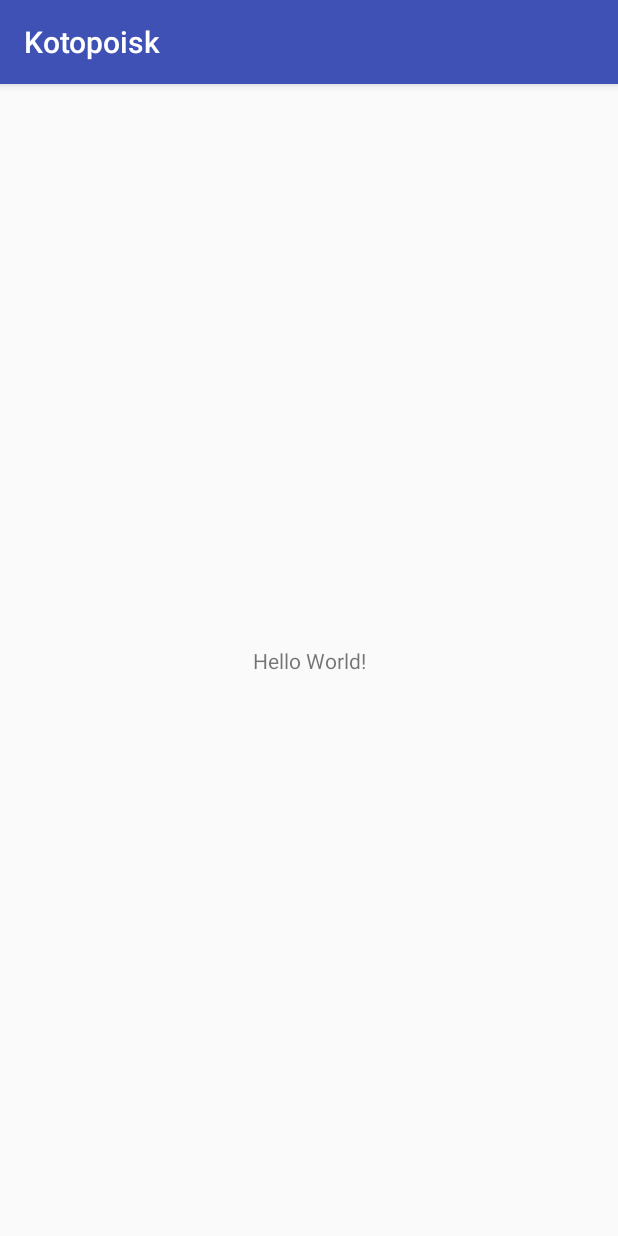
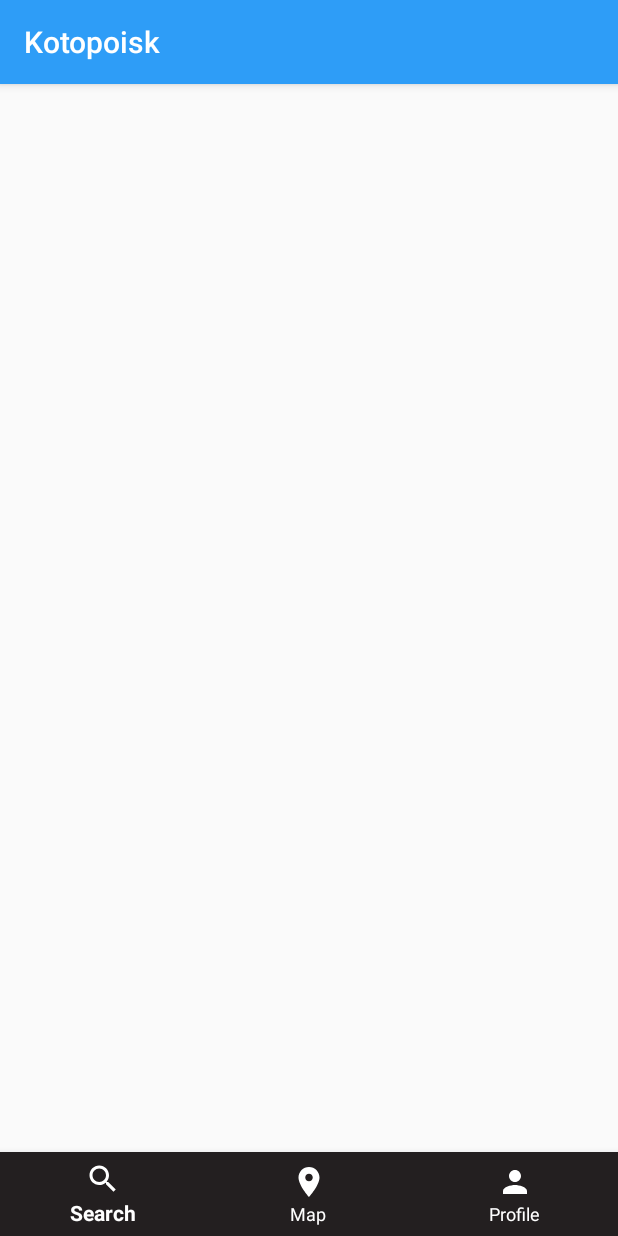
Before and after one commit to IrinaMank/kotopoisk, an Android app: the screen it shows after launch (MainActivity), on a phone screen of 412 x 824 dp. Run offline under Robolectric (Android 15) with nearby library versions, the phone set to English and light mode, and no system bars; libraries missing offline, so code that uses them is left out: org.slf4j; 2 statements that could not run were skipped.

Commit message:
Made edits

```diff
--- /dev/null
+++ b/app/src/main/java/com/example/zapir/kotopoisk/BaseActivity.kt
@@ -0,0 +1,38 @@
+package com.example.zapir.kotopoisk
+
+import android.annotation.SuppressLint
+import android.os.Bundle
+import android.support.v7.app.AppCompatActivity
+import org.slf4j.LoggerFactory
+
+@SuppressLint("Registered")
+open class BaseActivity : AppCompatActivity() {
+
+    val logger = LoggerFactory.getLogger(this.javaClass.simpleName)
+
+    override fun onCreate(savedInstanceState: Bundle?) {
+        super.onCreate(savedInstanceState)
+        logger.info("onCreate")
+    }
+
+    override fun onStart() {
+        super.onStart()
+        logger.info("onStart")
+    }
+
+    override fun onPause() {
+        super.onPause()
+        logger.info("onPause")
+    }
+
+    override fun onStop() {
+        super.onStop()
+        logger.info("onStop")
+    }
+
+    override fun onDestroy() {
+        super.onDestroy()
+        logger.info("onDestroy")
+    }
+
+}
--- /dev/null
+++ b/app/src/main/res/drawable/ic_location.xml
@@ -0,0 +1,5 @@
+<vector android:height="24dp" android:tint="#FFFFFF"
+    android:viewportHeight="24.0" android:viewportWidth="24.0"
+    android:width="24dp" xmlns:android="http://schemas.android.com/apk/res/android">
+    <path android:fillColor="#FF000000" android:pathData="M12,2C8.13,2 5,5.13 5,9c0,5.25 7,13 7,13s7,-7.75 7,-13c0,-3.87 -3.13,-7 -7,-7zM12,11.5c-1.38,0 -2.5,-1.12 -2.5,-2.5s1.12,-2.5 2.5,-2.5 2.5,1.12 2.5,2.5 -1.12,2.5 -2.5,2.5z"/>
+</vector>
--- /dev/null
+++ b/app/src/main/res/drawable/ic_person.xml
@@ -0,0 +1,5 @@
+<vector android:height="24dp" android:tint="#FFFFFF"
+    android:viewportHeight="24.0" android:viewportWidth="24.0"
+    android:width="24dp" xmlns:android="http://schemas.android.com/apk/res/android">
+    <path android:fillColor="#FF000000" android:pathData="M12,12c2.21,0 4,-1.79 4,-4s-1.79,-4 -4,-4 -4,1.79 -4,4 1.79,4 4,4zM12,14c-2.67,0 -8,1.34 -8,4v2h16v-2c0,-2.66 -5.33,-4 -8,-4z"/>
+</vector>
--- /dev/null
+++ b/app/src/main/res/drawable/ic_search.xml
@@ -0,0 +1,10 @@
+<vector xmlns:android="http://schemas.android.com/apk/res/android"
+    android:width="24dp"
+    android:height="24dp"
+    android:tint="#FFFFFF"
+    android:viewportHeight="24.0"
+    android:viewportWidth="24.0">
+    <path
+        android:fillColor="#FF000000"
+        android:pathData="M15.5,14h-0.79l-0.28,-0.27C15.41,12.59 16,11.11 16,9.5 16,5.91 13.09,3 9.5,3S3,5.91 3,9.5 5.91,16 9.5,16c1.61,0 3.09,-0.59 4.23,-1.57l0.27,0.28v0.79l5,4.99L20.49,19l-4.99,-5zM9.5,14C7.01,14 5,11.99 5,9.5S7.01,5 9.5,5 14,7.01 14,9.5 11.99,14 9.5,14z" />
+</vector>
--- a/app/src/main/res/layout/activity_main.xml
+++ b/app/src/main/res/layout/activity_main.xml
@@ -1,18 +1,24 @@
 <?xml version="1.0" encoding="utf-8"?>
-<android.support.constraint.ConstraintLayout xmlns:android="http://schemas.android.com/apk/res/android"
+<FrameLayout xmlns:android="http://schemas.android.com/apk/res/android"
     xmlns:app="http://schemas.android.com/apk/res-auto"
     xmlns:tools="http://schemas.android.com/tools"
     android:layout_width="match_parent"
     android:layout_height="match_parent"
     tools:context=".MainActivity">
 
-    <TextView
-        android:layout_width="wrap_content"
+    <FrameLayout
+        android:id="@+id/container"
+        android:layout_width="match_parent"
+        android:layout_height="match_parent" />
+
+    <android.support.design.widget.BottomNavigationView
+        android:id="@+id/navigation_view"
+        android:layout_width="match_parent"
         android:layout_height="wrap_content"
-        android:text="Hello World!"
-        app:layout_constraintBottom_toBottomOf="parent"
-        app:layout_constraintLeft_toLeftOf="parent"
-        app:layout_constraintRight_toRightOf="parent"
-        app:layout_constraintTop_toTopOf="parent" />
+        android:layout_gravity="bottom"
+        app:itemBackground="@color/colorPrimaryDark"
+        app:itemIconTint="@color/crystalWhite"
+        app:itemTextColor="@color/crystalWhite"
+        app:menu="@menu/navigation" />
 
-</android.support.constraint.ConstraintLayout>
+</FrameLayout>
--- /dev/null
+++ b/app/src/main/res/menu/navigation.xml
@@ -0,0 +1,21 @@
+<?xml version="1.0" encoding="utf-8"?>
+<menu xmlns:android="http://schemas.android.com/apk/res/android"
+    android:layout_width="match_parent"
+    android:layout_height="match_parent">
+
+    <item
+        android:id="@+id/navigation_search"
+        android:icon="@drawable/ic_search"
+        android:title="@string/item_string_search" />
+
+    <item
+        android:id="@+id/navigation_map"
+        android:icon="@drawable/ic_location"
+        android:title="@string/item_string_map" />
+
+    <item
+        android:id="@+id/navigation_profile"
+        android:icon="@drawable/ic_person"
+        android:title="@string/item_string_profile" />
+
+</menu>
--- a/app/src/main/res/values/colors.xml
+++ b/app/src/main/res/values/colors.xml
@@ -1,6 +1,14 @@
 <?xml version="1.0" encoding="utf-8"?>
 <resources>
-    <color name="colorPrimary">#3F51B5</color>
+    <!-- <color name="colorPrimary">#3F51B5</color>
     <color name="colorPrimaryDark">#303F9F</color>
-    <color name="colorAccent">#FF4081</color>
+    <color name="colorAccent">#FF4081</color> -->
+
+    <color name="colorPrimary">#2e9df7</color>
+    <color name="colorPrimaryDark">#231f20</color>
+    <color name="colorAccent">#ffc907</color>
+
+    <color name="crystalWhite">#ffffff</color>
+    <color name="darkWhite">#aaaaaa</color>
+
 </resources>
--- a/app/src/main/res/values/strings.xml
+++ b/app/src/main/res/values/strings.xml
@@ -1,3 +1,9 @@
 <resources>
     <string name="app_name">Kotopoisk</string>
+    <string name="item_string_search">Search</string>
+    <string name="item_string_map">Map</string>
+    <string name="item_string_profile">Profile</string>
+    <string name="toolbar_string_map">Map</string>
+    <string name="toolbar_string_search">Search</string>
+    <string name="toolbar_string_profile">Profile</string>
 </resources>
--- a/build.gradle
+++ b/build.gradle
@@ -7,7 +7,7 @@ buildscript {
         jcenter()
     }
     dependencies {
-        classpath 'com.android.tools.build:gradle:3.1.2'
+        classpath 'com.android.tools.build:gradle:3.1.3'
         classpath "org.jetbrains.kotlin:kotlin-gradle-plugin:$kotlin_version"
 
         // NOTE: Do not place your application dependencies here; they belong
```
Also changed, not shown: app/build.gradle (+8 -3 lines), app/src/main/AndroidManifest.xml (+20 -1 lines), app/src/main/java/com/example/zapir/kotopoisk/MainActivity.kt (+43 -1 lines), app/src/main/java/com/example/zapir/kotopoisk/MapFragment.kt (added, +89 -0 lines), app/src/main/res/layout/fragment_map.xml (added, +11 -0 lines), app/src/main/res/values/styles.xml (+8 -0 lines).
